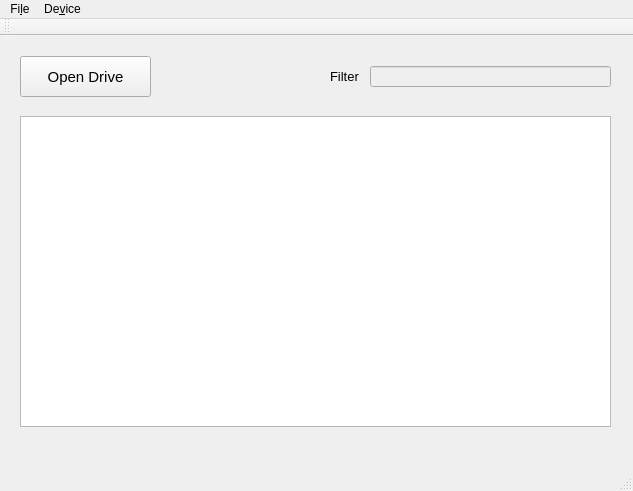
Above: src/rbmanager.ui from kueller/rbmanager before the change. Below: the same form after it.
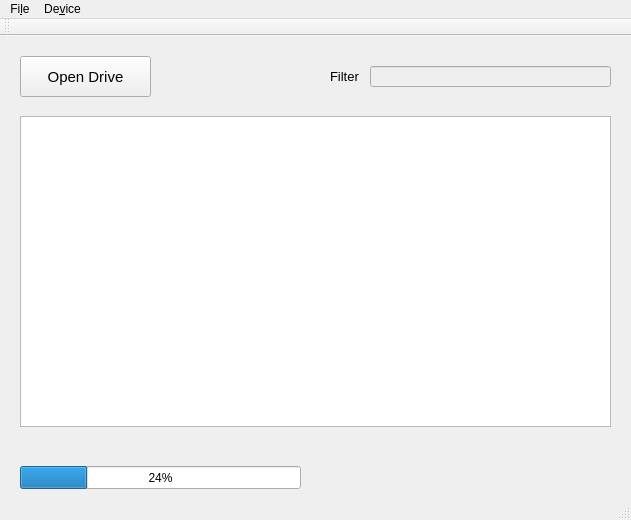
That is the form after the change.

```diff
--- a/src/rbmanager.ui
+++ b/src/rbmanager.ui
@@ -6,8 +6,8 @@
    <rect>
     <x>0</x>
     <y>0</y>
-    <width>633</width>
-    <height>491</height>
+    <width>631</width>
+    <height>520</height>
    </rect>
   </property>
   <property name="windowTitle">
@@ -116,14 +116,30 @@
      <string>Filter</string>
     </property>
    </widget>
+   <widget class="QProgressBar" name="progressBar">
+    <property name="geometry">
+     <rect>
+      <x>20</x>
+      <y>430</y>
+      <width>281</width>
+      <height>23</height>
+     </rect>
+    </property>
+    <property name="value">
+     <number>24</number>
+    </property>
+    <property name="textVisible">
+     <bool>true</bool>
+    </property>
+   </widget>
   </widget>
   <widget class="QMenuBar" name="menuBar">
    <property name="geometry">
     <rect>
      <x>0</x>
      <y>0</y>
-     <width>633</width>
-     <height>23</height>
+     <width>631</width>
+     <height>24</height>
     </rect>
    </property>
    <widget class="QMenu" name="menuFile">
@@ -150,7 +166,7 @@
     <enum>TopToolBarArea</enum>
    </attribute>
    <attribute name="toolBarBreak">
-    <bool>true</bool>
+    <bool>false</bool>
    </attribute>
   </widget>
   <action name="actionOpen_File">
```
Left out of the diff: 53 changed lines with no effect on the pictures.
